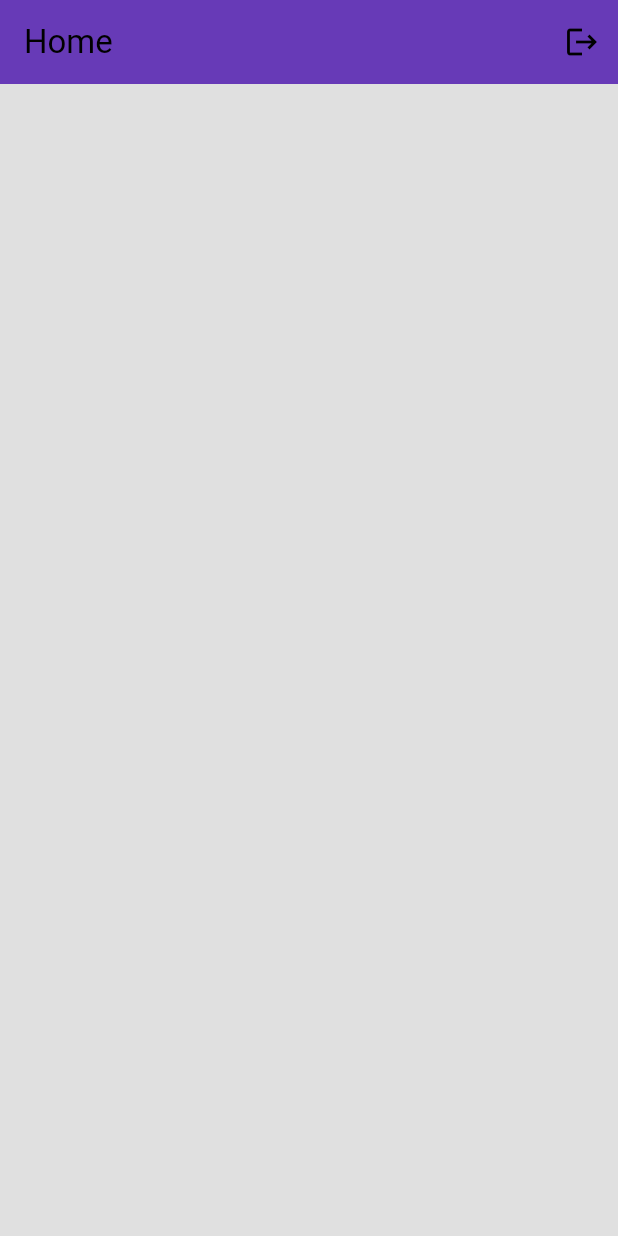
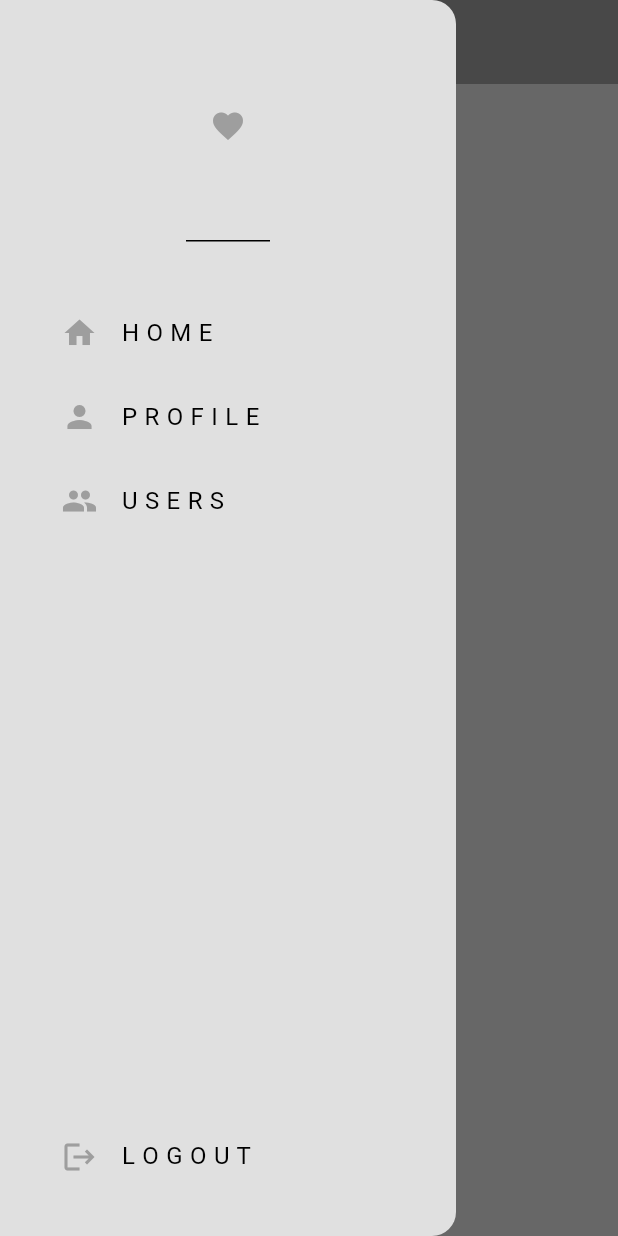
Before and after one commit to Abhishek-jaison/login-page-with-firebase, a Flutter app: the screen it shows once a user with an empty profile is signed in, with the side drawer open (before the commit the screen has no drawer), on a phone screen of 412 x 824 dp. Run offline on Flutter 3.47's test engine with Material 3 defaults, Android fonts, the phone set to English and light mode, and no system bars; our stand-ins replace cloud_firestore, firebase_auth, firebase_core; missing offline and left inert: dart:ffi; accounts and stored records are empty.

```diff
--- /dev/null
+++ b/lib/components/my_drawer.dart
@@ -0,0 +1,107 @@
+import 'package:firebase_auth/firebase_auth.dart';
+import 'package:flutter/material.dart';
+
+class MyDrawer extends StatelessWidget {
+
+  void logout(){
+    //implement logout functionality
+    FirebaseAuth.instance.signOut();
+  }
+  const MyDrawer({super.key});
+
+
+  @override
+  Widget build(BuildContext context) {
+    return Drawer(
+      backgroundColor: Theme.of(context).colorScheme.surface,
+      child:Column(
+        mainAxisAlignment: MainAxisAlignment.spaceBetween,
+        children: [
+           Column(
+        children: [
+          //drawer header
+          DrawerHeader(
+            child: Icon(Icons.favorite
+            ,color: Theme.of(context).colorScheme.inversePrimary,
+            ),),
+          const SizedBox(height: 25,),
+
+
+          //home tile
+          Padding(
+            padding: const EdgeInsets.only(left: 25),
+            child: ListTile(
+              leading: Icon(Icons.home,
+              color: Theme.of(context).colorScheme.inversePrimary,),
+              title: Text('H O M E',),
+              onTap: (){
+                //this is already the home screen so just pop drawer
+                  Navigator.pop(context);
+                Navigator.pushNamed(context, '/home_page');
+              },
+            ),
+          ),
+
+          //profile tile
+            Padding(
+            padding: const EdgeInsets.only(left: 25),
+            child: ListTile(
+              leading: Icon(Icons.person,
+              color: Theme.of(context).colorScheme.inversePrimary,),
+              title: Text('P R O F I L E',),
+              onTap: (){
+                // pop drawer
+                  Navigator.pop(context);
+
+                //navigate to profile page
+                Navigator.pushNamed(context, '/profile_page');
+
+              },
+            ),
+          ),
+
+
+          //user tile
+           Padding(
+            padding: const EdgeInsets.only(left: 25),
+            child: ListTile(
+              leading: Icon(Icons.group,
+              color: Theme.of(context).colorScheme.inversePrimary,),
+              title: Text('U S E R S',),
+              onTap: (){
+                 // pop drawer
+                  Navigator.pop(context);
+
+                //navigate to profile page
+                Navigator.pushNamed(context, '/users_page');
+
+              },
+            ),
+          ),
+        ]
+      ),
+
+          //logout tile
+           Padding(
+            padding: const EdgeInsets.only(left: 25, bottom: 25),
+            child: ListTile(
+              leading: Icon(Icons.logout,
+              color: Theme.of(context).colorScheme.inversePrimary,),
+              title: Text('L O G O U T',),
+              onTap: (){
+                 // pop drawer
+                 Navigator.pop(context);
+
+                //logout
+                logout();
+
+
+              },
+            ),
+          )
+
+        ],
+      ),
+    );
+  }
+}
--- a/lib/main.dart
+++ b/lib/main.dart
@@ -1,6 +1,9 @@
 import 'package:flutter/material.dart';
 import 'package:login_with_firebase/authendication/auth.dart';
 import 'package:login_with_firebase/authendication/login_or_register.dart';
+import 'package:login_with_firebase/pages/home_page.dart';
+import 'package:login_with_firebase/pages/profile_page.dart';
+import 'package:login_with_firebase/pages/users_page.dart';
 import 'package:login_with_firebase/theme/dark_theme.dart';
 import 'package:login_with_firebase/theme/light_mode.dart';
 import 'firebase_options.dart';
@@ -22,6 +25,12 @@ class MyApp extends StatelessWidget {
       home: const AuthPage(),
       theme: lightMode,
       darkTheme: darkMode,
+      routes: {
+        'login_register_page':(context) => const LoginOrRegister(),
+        '/home_page': (context) => const HomePage(),
+        '/profile_page' :(context) => ProfilePage(),
+        '/users_page': (context) => const UsersPage(),
+      },
     );
   }
 }
--- a/lib/pages/home_page.dart
+++ b/lib/pages/home_page.dart
@@ -1,12 +1,9 @@
-import 'package:firebase_auth/firebase_auth.dart';
 import 'package:flutter/material.dart';
+import 'package:login_with_firebase/components/my_drawer.dart';
 
 class HomePage extends StatelessWidget {
 
-  void logout(){
-    //implement logout functionality
-    FirebaseAuth.instance.signOut();
-  }
+
 
 
   const HomePage({super.key});
@@ -16,13 +13,11 @@ class HomePage extends StatelessWidget {
     return  Scaffold(
       appBar: AppBar(
         title: Text('Home'),
-        backgroundColor: Colors.deepPurple,
-        actions: [
-          IconButton(onPressed: logout,
-          icon: Icon(Icons.logout)
-          )
-        ],
+        backgroundColor: Theme.of(context).colorScheme.inversePrimary,
+        elevation: 0,
+
       ),
+      drawer: const MyDrawer(),
     );
   }
 }
--- a/pubspec.yaml
+++ b/pubspec.yaml
@@ -37,6 +37,7 @@ dependencies:
   cupertino_icons: ^1.0.6
   firebase_core: ^3.1.0
   firebase_auth: ^5.1.0
+  cloud_firestore: ^5.0.2
 
 dev_dependencies:
   flutter_test:
```
Also changed, not shown: lib/components/my_back_button.dart (added, +23 -0 lines), lib/pages/profile_page.dart (added, +99 -0 lines), lib/pages/register_page.dart (+22 -2 lines), lib/pages/users_page.dart (added, +49 -0 lines), pubspec.lock, 3 other files.
